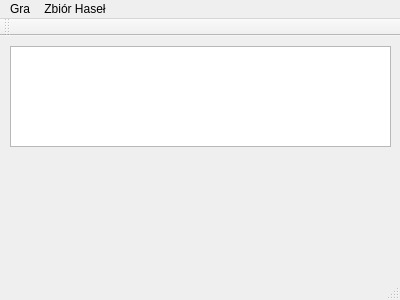
Old version of the form oknoglowne.ui in the repository MiszczProgramowania/KoloFortuny.
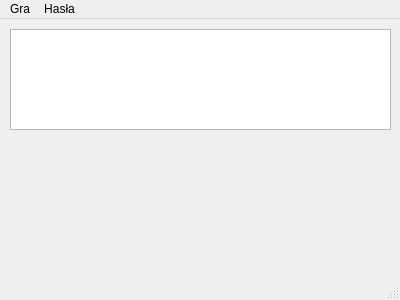
New version of the form.

```diff
--- a/oknoglowne.ui
+++ b/oknoglowne.ui
@@ -59,22 +59,14 @@
     <addaction name="actionNowa"/>
     <addaction name="actionWyjdz"/>
    </widget>
-   <widget class="QMenu" name="menuZbiorHasel">
+   <widget class="QMenu" name="menuHasla">
     <property name="title">
-     <string>Zbiór Haseł</string>
+     <string>Hasła</string>
     </property>
     <addaction name="actionWczytaj"/>
    </widget>
    <addaction name="menuGra"/>
-   <addaction name="menuZbiorHasel"/>
-  </widget>
-  <widget class="QToolBar" name="mainToolBar">
-   <attribute name="toolBarArea">
-    <enum>TopToolBarArea</enum>
-   </attribute>
-   <attribute name="toolBarBreak">
-    <bool>false</bool>
-   </attribute>
+   <addaction name="menuHasla"/>
   </widget>
   <widget class="QStatusBar" name="statusBar"/>
   <action name="actionNowa">
```
